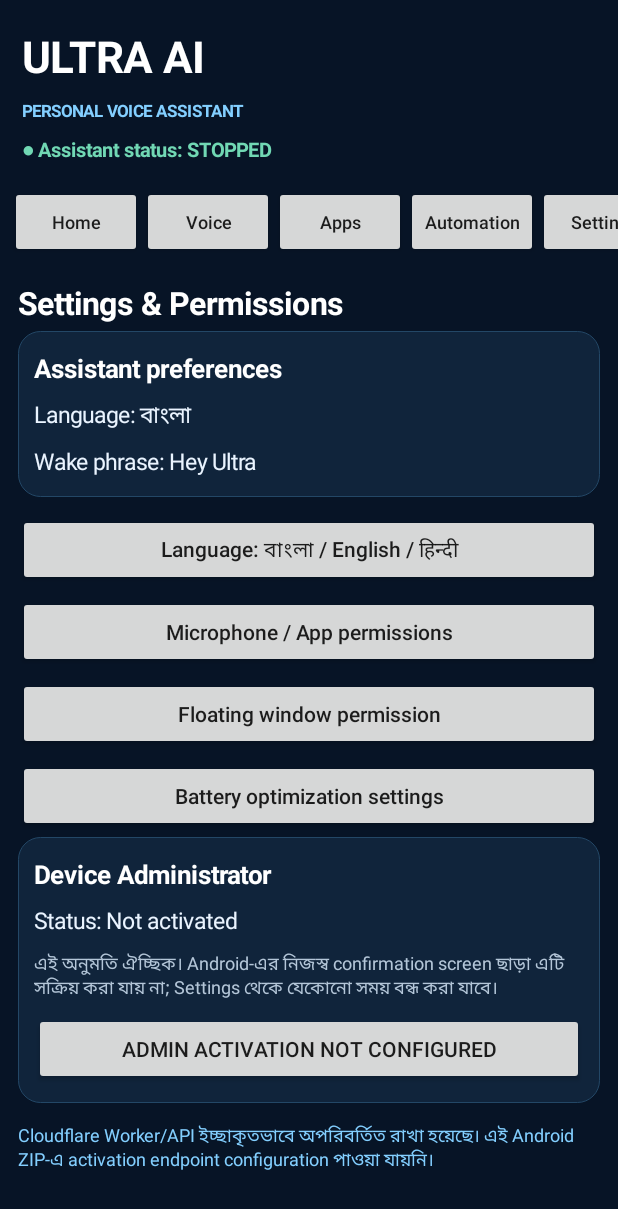
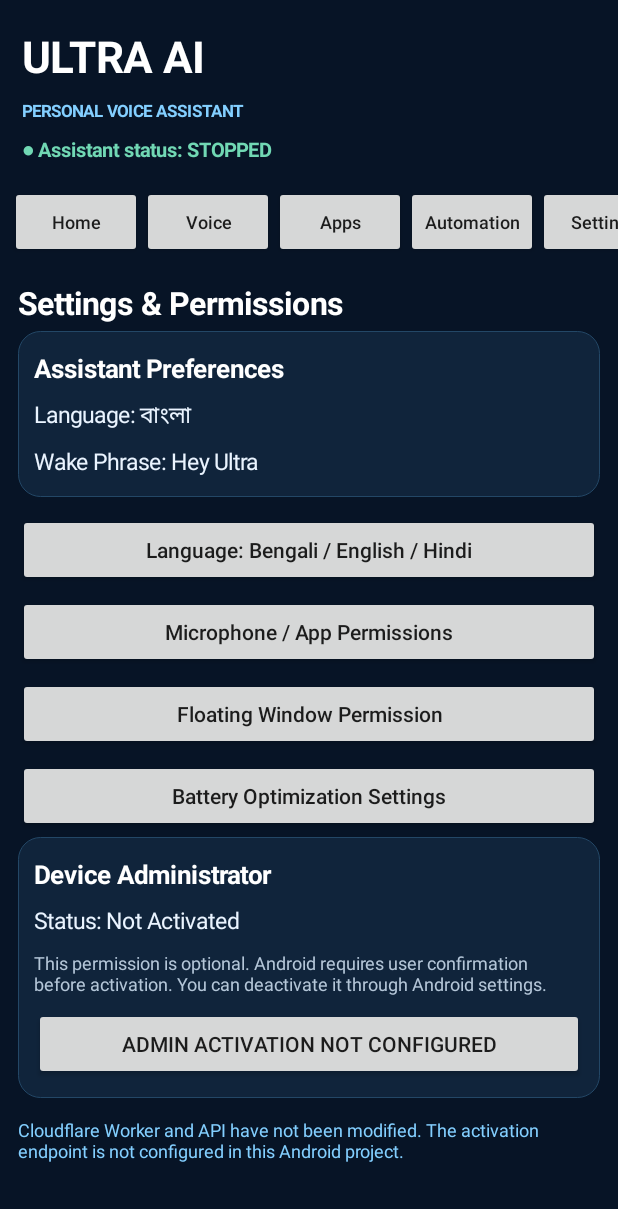
Before and after one commit to apumsw1/ULTRA-AI-Assistant, an Android app: the screen it shows after launch (MainActivity), after a tap on "Settings", on a phone screen of 412 x 824 dp. Shown: the top 1209 px of the screen. Run offline under Robolectric (Android 15) with nearby library versions, the phone set to English and light mode, and no system bars.

Commit message:
Update SettingsScreen.kt

```diff
--- a/app/src/main/java/com/ultra/assistant/ui/settings/SettingsScreen.kt
+++ b/app/src/main/java/com/ultra/assistant/ui/settings/SettingsScreen.kt
@@ -1,3 +1,4 @@
+
 package com.ultra.assistant.ui.settings
 
 import android.app.admin.DevicePolicyManager
@@ -13,49 +14,183 @@ import com.ultra.assistant.data.LocalSettingsRepository
 import com.ultra.assistant.ui.UiKit
 
 object SettingsScreen {
+
     fun render(a: MainActivity, root: LinearLayout) {
+
         root.removeAllViews()
-        root.addView(UiKit.text(a, "Settings & Permissions", 21f, 0xFFFFFFFF.toInt(), true))
+
+        root.addView(
+            UiKit.text(
+                a,
+                "Settings & Permissions",
+                21f,
+                0xFFFFFFFF.toInt(),
+                true
+            )
+        )
+
         val prefs = UiKit.card(a)
-        prefs.addView(UiKit.text(a, "Assistant preferences", 17f, 0xFFFFFFFF.toInt(), true))
-        prefs.addView(UiKit.text(a, "Language: ${LocalSettingsRepository(a).language()}"))
-        prefs.addView(UiKit.text(a, "Wake phrase: Hey Ultra"))
+
+        prefs.addView(
+            UiKit.text(
+                a,
+                "Assistant Preferences",
+                17f,
+                0xFFFFFFFF.toInt(),
+                true
+            )
+        )
+
+        prefs.addView(
+            UiKit.text(
+                a,
+                "Language: ${LocalSettingsRepository(a).language()}"
+            )
+        )
+
+        prefs.addView(
+            UiKit.text(a, "Wake Phrase: Hey Ultra")
+        )
+
         root.addView(prefs)
 
-        root.addView(UiKit.button(a, "Language: বাংলা / English / हिन्दी") {
-            val choices = arrayOf("বাংলা", "English", "हिन्दी")
-            android.app.AlertDialog.Builder(a).setTitle("Assistant language")
-                .setItems(choices) { _, which -> LocalSettingsRepository(a).setLanguage(choices[which]); render(a, root) }.show()
-        })
-        root.addView(UiKit.button(a, "Microphone / App permissions") {
-            a.startActivity(Intent(Settings.ACTION_APPLICATION_DETAILS_SETTINGS, Uri.parse("package:${a.packageName}")))
-        })
-        root.addView(UiKit.button(a, "Floating window permission") {
-            a.startActivity(Intent(Settings.ACTION_MANAGE_OVERLAY_PERMISSION, Uri.parse("package:${a.packageName}")))
-        })
-        root.addView(UiKit.button(a, "Battery optimization settings") {
-            runCatching { a.startActivity(Intent(Settings.ACTION_IGNORE_BATTERY_OPTIMIZATION_SETTINGS)) }
-        })
+        root.addView(
+            UiKit.button(a, "Language: Bengali / English / Hindi") {
 
-        val dpm = a.getSystemService(Context.DEVICE_POLICY_SERVICE) as DevicePolicyManager
-        val admin = ComponentName(a, UltraDeviceAdminReceiver::class.java)
+                val choices = arrayOf("বাংলা", "English", "हिन्दी")
+
+                android.app.AlertDialog.Builder(a)
+                    .setTitle("Assistant Language")
+                    .setItems(choices) { _, which ->
+
+                        LocalSettingsRepository(a)
+                            .setLanguage(choices[which])
+
+                        render(a, root)
+                    }
+                    .show()
+            }
+        )
+
+        root.addView(
+            UiKit.button(a, "Microphone / App Permissions") {
+
+                a.startActivity(
+                    Intent(
+                        Settings.ACTION_APPLICATION_DETAILS_SETTINGS,
+                        Uri.parse("package:${a.packageName}")
+                    )
+                )
+            }
+        )
+
+        root.addView(
+            UiKit.button(a, "Floating Window Permission") {
+
+                a.startActivity(
+                    Intent(
+                        Settings.ACTION_MANAGE_OVERLAY_PERMISSION,
+                        Uri.parse("package:${a.packageName}")
+                    )
+                )
+            }
+        )
+
+        root.addView(
+            UiKit.button(a, "Battery Optimization Settings") {
+
+                runCatching {
+                    a.startActivity(
+                        Intent(Settings.ACTION_IGNORE_BATTERY_OPTIMIZATION_SETTINGS)
+                    )
+                }
+            }
+        )
+
+        val dpm = a.getSystemService(
+            Context.DEVICE_POLICY_SERVICE
+        ) as DevicePolicyManager
+
+        val admin = ComponentName(
+            a,
+            UltraDeviceAdminReceiver::class.java
+        )
+
         val active = dpm.isAdminActive(admin)
+
         val adminCard = UiKit.card(a)
-        adminCard.addView(UiKit.text(a, "Device Administrator", 17f, 0xFFFFFFFF.toInt(), true))
-        adminCard.addView(UiKit.text(a, if (active) "Status: Active" else "Status: Not activated"))
-        adminCard.addView(UiKit.text(a, "এই অনুমতি ঐচ্ছিক। Android-এর নিজস্ব confirmation screen ছাড়া এটি সক্রিয় করা যায় না; Settings থেকে যেকোনো সময় বন্ধ করা যাবে।", 12f, 0xFFB4C6D8.toInt()))
+
+        adminCard.addView(
+            UiKit.text(
+                a,
+                "Device Administrator",
+                17f,
+                0xFFFFFFFF.toInt(),
+                true
+            )
+        )
+
+        adminCard.addView(
+            UiKit.text(
+                a,
+                if (active) "Status: Active"
+                else "Status: Not Activated"
+            )
+        )
+
+        adminCard.addView(
+            UiKit.text(
+                a,
+                "This permission is optional. Android requires user confirmation before activation. You can deactivate it through Android settings.",
+                12f,
+                0xFFB4C6D8.toInt()
+            )
+        )
+
         if (active) {
-            adminCard.addView(UiKit.button(a, "OPEN ANDROID ADMIN SETTINGS") {
-                runCatching { a.startActivity(Intent(Settings.ACTION_DEVICE_ADMIN_SETTINGS)) }
-            })
+
+            adminCard.addView(
+                UiKit.button(a, "OPEN ANDROID SECURITY SETTINGS") {
+
+                    runCatching {
+                        a.startActivity(
+                            Intent(Settings.ACTION_SECURITY_SETTINGS)
+                        )
+                    }.onFailure {
+                        a.startActivity(
+                            Intent(Settings.ACTION_APPLICATION_DETAILS_SETTINGS).apply {
+                                data = Uri.parse("package:${a.packageName}")
+                            }
+                        )
+                    }
+                }
+            )
+
         } else {
-            adminCard.addView(UiKit.button(a, "ADMIN ACTIVATION NOT CONFIGURED") {
-                android.app.AlertDialog.Builder(a).setTitle("Activation code verification")
-                    .setMessage("এই ZIP-এ বিদ্যমান Cloudflare activation verification endpoint বা request format নেই। ভুল/নকল verification না করে Device Administrator activation আপাতত বন্ধ রাখা হয়েছে। API details যুক্ত হলে code verification সফল হওয়ার পর Android-এর official activation screen খোলা হবে।")
-                    .setPositiveButton("OK", null).show()
-            })
+
+            adminCard.addView(
+                UiKit.button(a, "ADMIN ACTIVATION NOT CONFIGURED") {
+
+                    android.app.AlertDialog.Builder(a)
+                        .setTitle("Activation Code Verification")
+                        .setMessage(
+                            "The activation verification API endpoint and request format are not configured in this project. Device Administrator activation is disabled until proper verification is implemented."
+                        )
+                        .setPositiveButton("OK", null)
+                        .show()
+                }
+            )
         }
+
         root.addView(adminCard)
-        root.addView(UiKit.text(a, "Cloudflare Worker/API ইচ্ছাকৃতভাবে অপরিবর্তিত রাখা হয়েছে। এই Android ZIP-এ activation endpoint configuration পাওয়া যায়নি।", 12f, 0xFF83CFFF.toInt()))
+
+        root.addView(
+            UiKit.text(
+                a,
+                "Cloudflare Worker and API have not been modified. The activation endpoint is not configured in this Android project.",
+                12f,
+                0xFF83CFFF.toInt()
+            )
+        )
     }
 }
```
